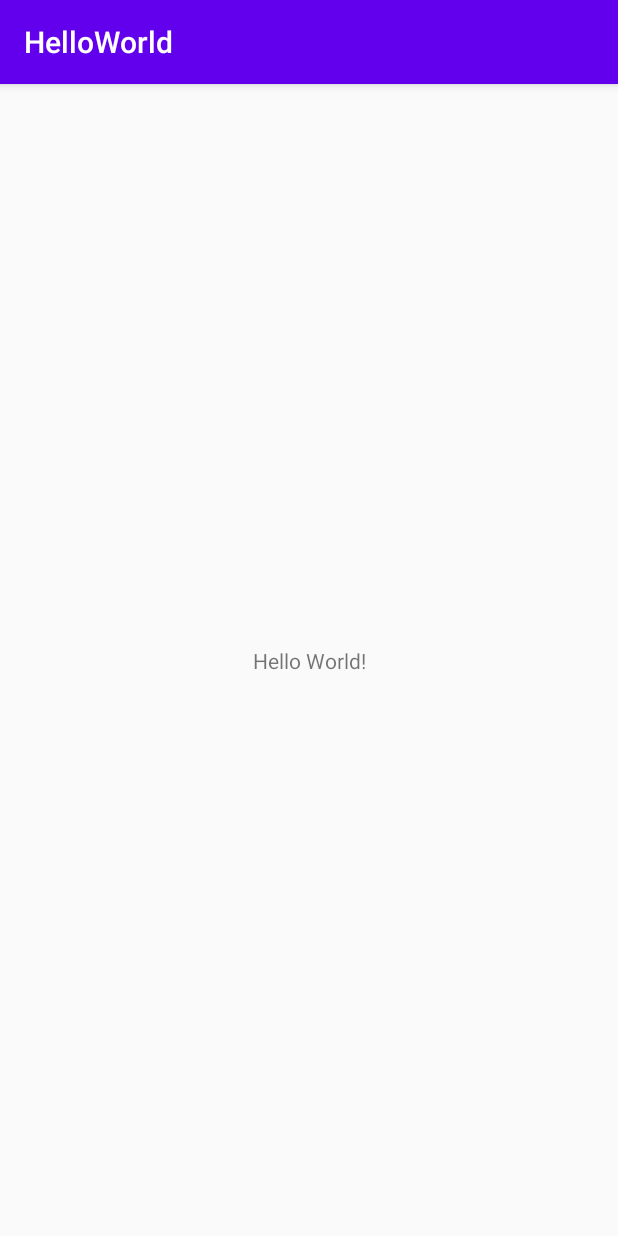
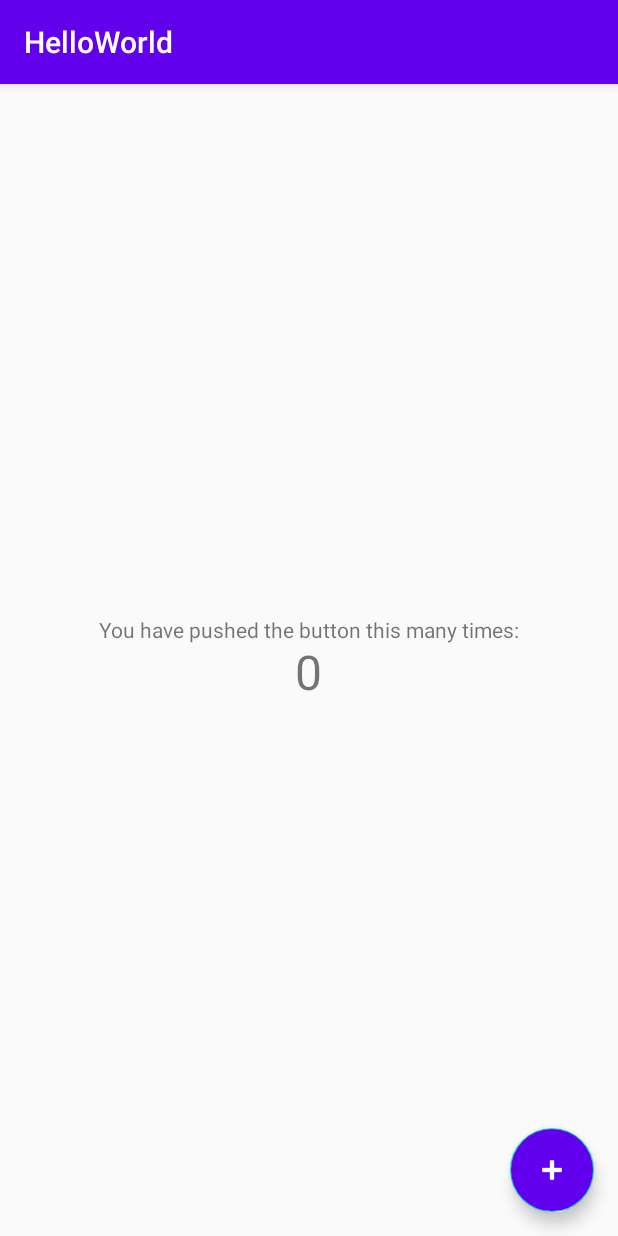
Before and after one commit to irfanazizalamin/learn-tktpl-1706039364, an Android app: the screen it shows after launch (MainActivity), on a phone screen of 412 x 824 dp. Run offline under Robolectric (Android 15) with nearby library versions, the phone set to English and light mode, and no system bars.

Commit message:
Done lab 7

```diff
--- a/app/src/main/java/id/ac/ui/cs/mobileprogramming/irfanazizalamin/helloworld/MainActivity.kt
+++ b/app/src/main/java/id/ac/ui/cs/mobileprogramming/irfanazizalamin/helloworld/MainActivity.kt
@@ -2,10 +2,21 @@ package id.ac.ui.cs.mobileprogramming.irfanazizalamin.helloworld
 
 import androidx.appcompat.app.AppCompatActivity
 import android.os.Bundle
+import com.google.android.material.floatingactionbutton.FloatingActionButton
+import android.widget.TextView
 
 class MainActivity : AppCompatActivity() {
+
     override fun onCreate(savedInstanceState: Bundle?) {
         super.onCreate(savedInstanceState)
         setContentView(R.layout.activity_main)
+
+        var count = 0
+        var counterText: TextView = findViewById(R.id.counterText)
+
+        findViewById<FloatingActionButton>(R.id.fab).setOnClickListener { view ->
+            count += 1
+            counterText.setText(count.toString());
+        }
     }
 }
--- a/app/src/main/res/layout/activity_main.xml
+++ b/app/src/main/res/layout/activity_main.xml
@@ -1,18 +1,42 @@
 <?xml version="1.0" encoding="utf-8"?>
-<androidx.constraintlayout.widget.ConstraintLayout xmlns:android="http://schemas.android.com/apk/res/android"
+<androidx.coordinatorlayout.widget.CoordinatorLayout xmlns:android="http://schemas.android.com/apk/res/android"
     xmlns:app="http://schemas.android.com/apk/res-auto"
     xmlns:tools="http://schemas.android.com/tools"
     android:layout_width="match_parent"
     android:layout_height="match_parent"
     tools:context=".MainActivity">
 
-    <TextView
+    <RelativeLayout
         android:layout_width="wrap_content"
         android:layout_height="wrap_content"
-        android:text="Hello World!"
-        app:layout_constraintBottom_toBottomOf="parent"
-        app:layout_constraintLeft_toLeftOf="parent"
-        app:layout_constraintRight_toRightOf="parent"
-        app:layout_constraintTop_toTopOf="parent" />
+        android:layout_gravity="center_vertical|center_horizontal" >
 
-</androidx.constraintlayout.widget.ConstraintLayout>
+        <TextView
+            android:id="@+id/descriptionText"
+            android:layout_width="wrap_content"
+            android:layout_height="wrap_content"
+            android:text="You have pushed the button this many times:"
+            android:layout_gravity="center_vertical|center_horizontal" />
+
+        <TextView
+            android:id="@+id/counterText"
+            android:layout_width="wrap_content"
+            android:layout_height="wrap_content"
+            android:layout_centerHorizontal="true"
+            android:paddingTop="16dp"
+            android:text="0"
+            android:textSize="32dp"/>
+
+    </RelativeLayout>
+
+    <com.google.android.material.floatingactionbutton.FloatingActionButton
+        android:id="@+id/fab"
+        android:layout_width="wrap_content"
+        android:layout_height="wrap_content"
+        android:layout_gravity="bottom|end"
+        android:backgroundTint="@color/colorPrimary"
+        android:layout_margin="@dimen/fab_margin"
+        app:srcCompat="@android:drawable/ic_input_add"
+        android:tint="@android:color/white" />
+
+</androidx.coordinatorlayout.widget.CoordinatorLayout>
--- /dev/null
+++ b/app/src/main/res/values/dimens.xml
@@ -0,0 +1,3 @@
+<resources>
+    <dimen name="fab_margin">16dp</dimen>
+</resources>
```
Also changed, not shown: app/build.gradle (+12 -2 lines), app/src/main/res/values/styles.xml (+9 -0 lines).
